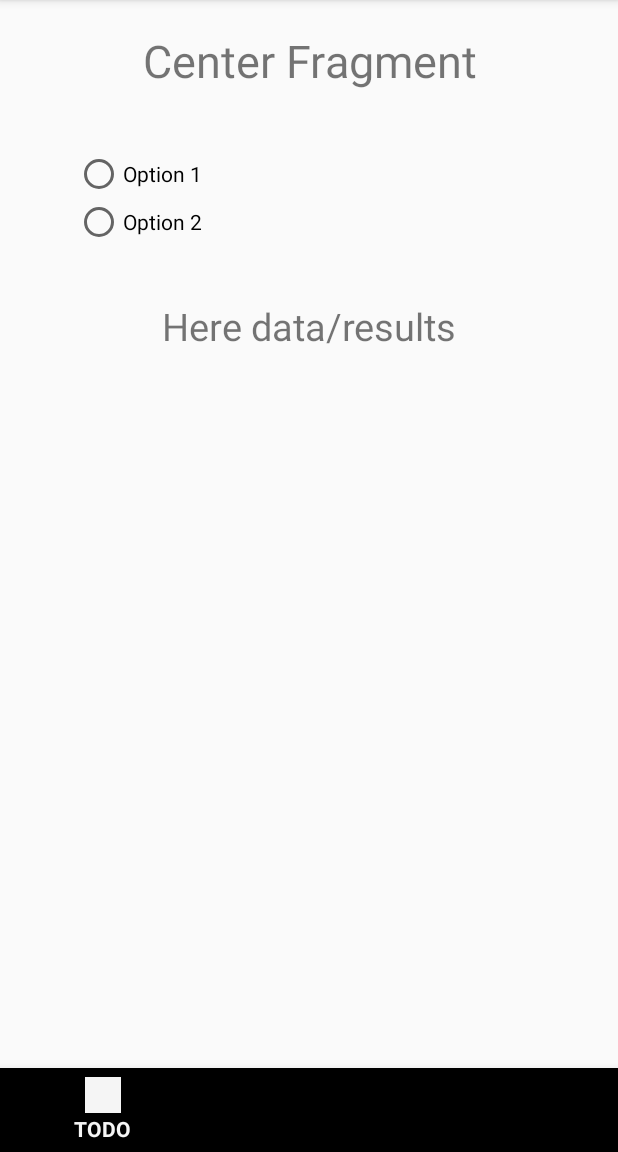
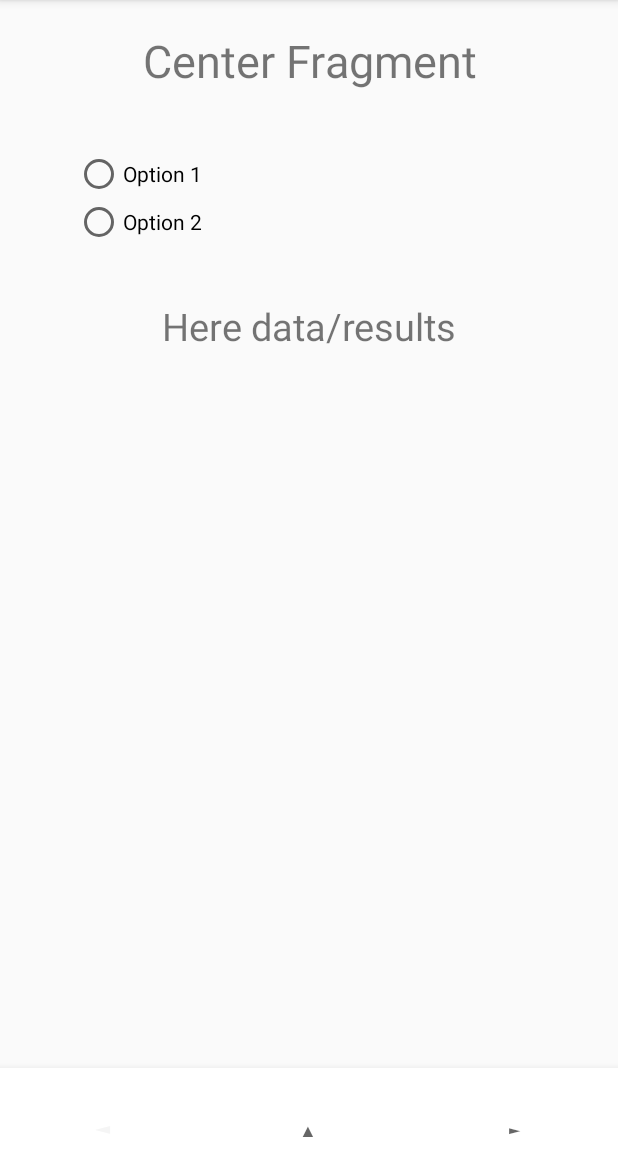
Before and after one commit to JingleBellczyk/Cwiczenie3Android, an Android app built with Jetpack Compose: the screen it shows after launch (MainActivity), on a phone screen of 412 x 824 dp, the part 84-1236 px from its top. Run offline under Robolectric (Android 15) with nearby library versions, the phone set to English and light mode, and no system bars.

Commit message:
proly good

```diff
--- a/app/src/main/res/layout/activity_main.xml
+++ b/app/src/main/res/layout/activity_main.xml
@@ -36,6 +36,7 @@
         android:id="@+id/bottom_navigation"
         android:layout_width="match_parent"
         android:layout_height="56dp"
+        android:background="@color/white"
         app:layout_constraintStart_toStartOf="parent"
         app:layout_constraintBottom_toBottomOf="parent"
         app:menu="@menu/my_navigation_items"
--- a/app/src/main/res/layout/fragment_center.xml
+++ b/app/src/main/res/layout/fragment_center.xml
@@ -52,9 +52,10 @@
 
     <FrameLayout
         android:id="@+id/cfcontainer"
-        android:layout_width="wrap_content"
+        android:layout_width="match_parent"
         android:layout_height="wrap_content"
-        android:layout_gravity="center"
-        android:layout_marginTop="50dp" />
+        android:layout_marginBottom="80dp"
+        android:layout_marginTop="250dp"
+ />
 
 </FrameLayout>
--- a/app/src/main/res/menu/my_navigation_items.xml
+++ b/app/src/main/res/menu/my_navigation_items.xml
@@ -4,27 +4,21 @@
     xmlns:app="http://schemas.android.com/apk/res-auto">
 
     <item android:id="@+id/fragment_left"
-        android:icon="@drawable/leftarrow"
         android:visible="true"
         android:enabled="true"
-        android:title="TODO"
+        android:title="◄"
         app:showAsAction="ifRoom"
         />
     <item android:id="@+id/fragment_center"
-        android:icon="@drawable/center"
         android:enabled="true"
         android:visible="true"
-        android:title="TODO"
+        android:title="▲"
         app:showAsAction="ifRoom"
         />
     <item android:id="@+id/fragment_right"
-        android:icon="@drawable/rightarrow"
         android:enabled="true"
         android:visible="true"
-        android:title="TODO"
-        app:itemIconTint="@android:color/transparent"
-
+        android:title="►"
         app:showAsAction="ifRoom"
-
         />
 </menu>
```
